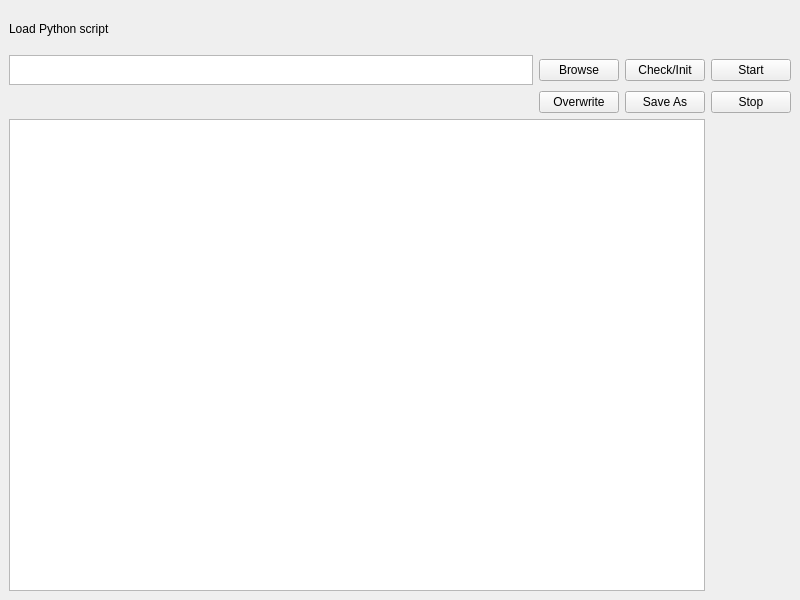
analogdevicesinc/gr-flowgraph-runner, file ui/mainwindow.ui: the form before one commit.
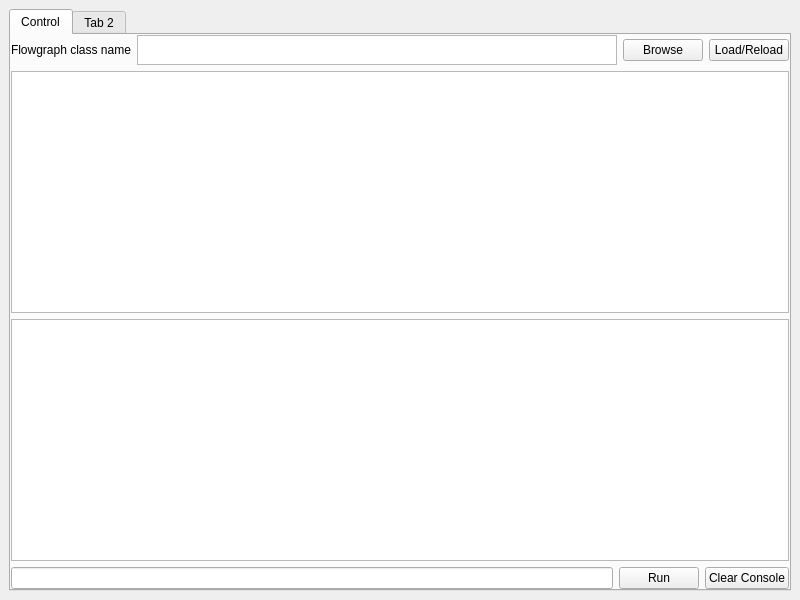
The form after the commit.

```diff
--- a/ui/mainwindow.ui
+++ b/ui/mainwindow.ui
@@ -16,23 +16,43 @@
   <widget class="QWidget" name="centralwidget">
    <layout class="QVBoxLayout" name="verticalLayout">
     <item>
-     <layout class="QGridLayout" name="gridLayout">
-      <item row="1" column="2">
-       <widget class="QPushButton" name="btnInitPython">
-        <property name="text">
-         <string>Check/Init</string>
-        </property>
-       </widget>
-      </item>
-      <item row="2" column="2">
-       <widget class="QPushButton" name="btnSaveAs">
-        <property name="text">
-         <string>Save As</string>
+     <widget class="QTabWidget" name="tabWidget">
+      <property name="currentIndex">
+       <number>0</number>
+      </property>
+      <widget class="QWidget" name="tab">
+       <attribute name="title">
+        <string>Control</string>
+       </attribute>
+       <layout class="QVBoxLayout" name="verticalLayout_3" stretch="1,5,5,1">
+        <property name="spacing">
+         <number>6</number>
         </property>
-       </widget>
-      </item>
-      <item row="0" column="0">
+        <property name="leftMargin">
+         <number>0</number>
+        </property>
+        <property name="topMargin">
+         <number>0</number>
+        </property>
+        <property name="rightMargin">
+         <number>0</number>
+        </property>
+        <property name="bottomMargin">
+         <number>0</number>
+        </property>
+        <item>
+         <layout class="QHBoxLayout" name="horizontalLayout_3" stretch="0,2,0,0">
+          <property name="topMargin">
+           <number>0</number>
+          </property>
+          <item>
        <widget class="QLabel" name="label">
+            <property name="sizePolicy">
+             <sizepolicy hsizetype="Maximum" vsizetype="Preferred">
+              <horstretch>0</horstretch>
+              <verstretch>0</verstretch>
+             </sizepolicy>
+            </property>
         <property name="maximumSize">
          <size>
           <width>16777215</width>
@@ -40,70 +60,142 @@
          </size>
         </property>
         <property name="text">
-         <string>Load Python script</string>
+             <string>Flowgraph class name</string>
         </property>
        </widget>
       </item>
-      <item row="1" column="1">
+          <item>
+           <widget class="QTextEdit" name="classname">
+            <property name="maximumSize">
+             <size>
+              <width>16777215</width>
+              <height>30</height>
+             </size>
+            </property>
+           </widget>
+          </item>
+          <item>
        <widget class="QPushButton" name="btnBrowse">
         <property name="text">
          <string>Browse</string>
         </property>
        </widget>
       </item>
-      <item row="2" column="1">
-       <widget class="QPushButton" name="btnOverwrite">
+          <item>
+           <widget class="QPushButton" name="btnInitPython">
         <property name="text">
-         <string>Overwrite</string>
+             <string>Load/Reload</string>
         </property>
        </widget>
       </item>
-      <item row="2" column="0">
-       <widget class="QLabel" name="lblStatus">
+         </layout>
+        </item>
+        <item>
+         <widget class="QTextEdit" name="scriptEditor"/>
+        </item>
+        <item>
+         <widget class="QTextBrowser" name="scriptConsole"/>
+        </item>
+        <item>
+         <layout class="QHBoxLayout" name="horizontalLayout_4">
+          <property name="spacing">
+           <number>6</number>
+          </property>
+          <property name="topMargin">
+           <number>0</number>
+          </property>
+          <item>
+           <widget class="QLineEdit" name="scriptCommand"/>
+          </item>
+          <item>
+           <widget class="QPushButton" name="btnRun">
         <property name="text">
-         <string/>
+             <string>Run</string>
         </property>
        </widget>
       </item>
-      <item row="1" column="0">
-       <widget class="QTextEdit" name="textBrowseScript">
-        <property name="maximumSize">
-         <size>
-          <width>16777215</width>
-          <height>30</height>
-         </size>
+          <item>
+           <widget class="QPushButton" name="btnClearConsole">
+            <property name="text">
+             <string>Clear Console</string>
         </property>
        </widget>
       </item>
-      <item row="3" column="0" rowspan="2" colspan="3">
-       <widget class="QTextEdit" name="textScript"/>
-      </item>
-      <item row="3" column="3" rowspan="2">
+         </layout>
+        </item>
+       </layout>
+      </widget>
+      <widget class="QWidget" name="tab_2">
+       <attribute name="title">
+        <string>Tab 2</string>
+       </attribute>
+       <layout class="QVBoxLayout" name="verticalLayout_2">
+        <property name="spacing">
+         <number>0</number>
+        </property>
+        <property name="leftMargin">
+         <number>0</number>
+        </property>
+        <property name="topMargin">
+         <number>0</number>
+        </property>
+        <property name="rightMargin">
+         <number>0</number>
+        </property>
+        <property name="bottomMargin">
+         <number>0</number>
+        </property>
+        <item>
        <widget class="QWidget" name="widgetGrc" native="true">
-        <property name="minimumSize">
-         <size>
-          <width>0</width>
-          <height>200</height>
-         </size>
-        </property>
-        <layout class="QVBoxLayout" name="widgetGrcLayout"/>
-       </widget>
-      </item>
-      <item row="1" column="3">
-       <widget class="QPushButton" name="btnStartFlow">
-        <property name="text">
-         <string>Start</string>
-        </property>
-       </widget>
-      </item>
-      <item row="2" column="3">
+          <property name="sizePolicy">
+           <sizepolicy hsizetype="Expanding" vsizetype="Expanding">
+            <horstretch>0</horstretch>
+            <verstretch>0</verstretch>
+           </sizepolicy>
+          </property>
+          <layout class="QHBoxLayout" name="widgetGrcLayout">
+           <property name="spacing">
+            <number>0</number>
+           </property>
+           <property name="leftMargin">
+            <number>0</number>
+           </property>
+           <property name="topMargin">
+            <number>0</number>
+           </property>
+           <property name="rightMargin">
+            <number>0</number>
+           </property>
+           <property name="bottomMargin">
+            <number>0</number>
+           </property>
+          </layout>
+         </widget>
+        </item>
+        <item>
+         <layout class="QHBoxLayout" name="horizontalLayout">
+          <property name="topMargin">
+           <number>0</number>
+          </property>
+          <item>
        <widget class="QPushButton" name="btnStopFlow">
         <property name="text">
          <string>Stop</string>
         </property>
        </widget>
       </item>
-     </layout>
+          <item>
+           <widget class="QPushButton" name="btnStartFlow">
+            <property name="text">
+             <string>Start</string>
+            </property>
+           </widget>
+          </item>
+         </layout>
+        </item>
+       </layout>
+      </widget>
+     </widget>
     </item>
    </layout>
   </widget>
```
Lines whose indentation alone changed are shown as unchanged.
